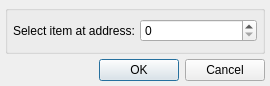
Qt form UEFITool/gotoaddressdialog.ui (binarly-io/bias-uefitool) before a commit.
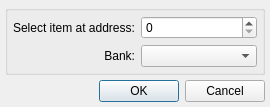
The same form after that commit. Custom widgets are drawn as their Qt base class.

```diff
--- a/UEFITool/gotoaddressdialog.ui
+++ b/UEFITool/gotoaddressdialog.ui
@@ -7,9 +7,15 @@
     <x>0</x>
     <y>0</y>
     <width>270</width>
-    <height>86</height>
+    <height>104</height>
    </rect>
   </property>
+  <property name="sizePolicy">
+   <sizepolicy hsizetype="Preferred" vsizetype="Maximum">
+    <horstretch>0</horstretch>
+    <verstretch>0</verstretch>
+   </sizepolicy>
+  </property>
   <property name="windowTitle">
    <string>Select item at address</string>
   </property>
@@ -34,13 +40,16 @@
    </property>
    <item>
     <widget class="QGroupBox" name="groupBox">
+     <property name="sizePolicy">
+      <sizepolicy hsizetype="Preferred" vsizetype="Maximum">
+       <horstretch>0</horstretch>
+       <verstretch>0</verstretch>
+      </sizepolicy>
+     </property>
      <property name="title">
       <string/>
      </property>
-     <layout class="QHBoxLayout" name="horizontalLayout">
-      <property name="spacing">
-       <number>5</number>
-      </property>
+     <layout class="QGridLayout" name="gridLayout">
       <property name="leftMargin">
        <number>5</number>
       </property>
@@ -53,14 +62,7 @@
       <property name="bottomMargin">
        <number>5</number>
       </property>
-      <item>
-       <widget class="QLabel" name="label">
-        <property name="text">
-         <string>Select item at address:</string>
-        </property>
-       </widget>
-      </item>
-      <item>
+      <item row="0" column="1">
        <widget class="HexSpinBox" name="hexSpinBox">
         <property name="sizePolicy">
          <sizepolicy hsizetype="Expanding" vsizetype="Fixed">
@@ -70,6 +72,26 @@
         </property>
        </widget>
       </item>
+      <item row="0" column="0">
+       <widget class="QLabel" name="hexLabel">
+        <property name="text">
+         <string>Select item at address:</string>
+        </property>
+       </widget>
+      </item>
+      <item row="1" column="0">
+       <widget class="QLabel" name="bankLabel">
+        <property name="text">
+         <string>Bank:</string>
+        </property>
+        <property name="alignment">
+         <set>Qt::AlignmentFlag::AlignRight|Qt::AlignmentFlag::AlignTrailing|Qt::AlignmentFlag::AlignVCenter</set>
+        </property>
+       </widget>
+      </item>
+      <item row="1" column="1">
+       <widget class="QComboBox" name="bankComboBox"/>
+      </item>
      </layout>
     </widget>
    </item>
```
Left out of the diff: 4 changed lines with no effect on the pictures.
